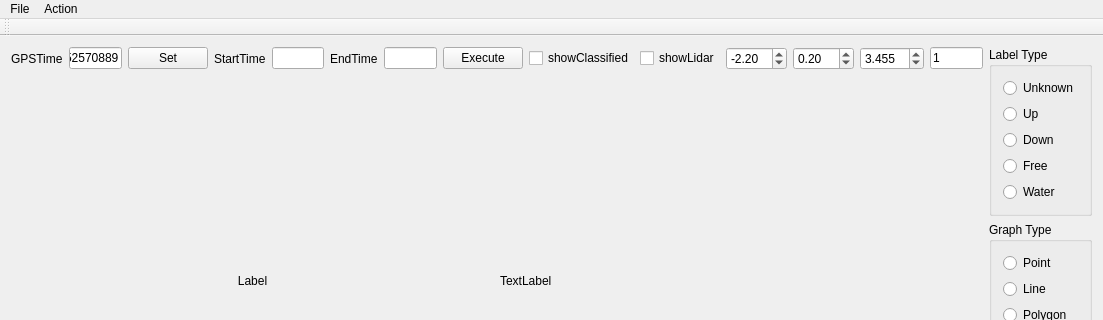
05F3759DF/LabelTool, file mainwindow.ui: the form before one commit; both pictures show x 0 to 1103 and y 0 to 320 of the 1103 by 519 pixel window.
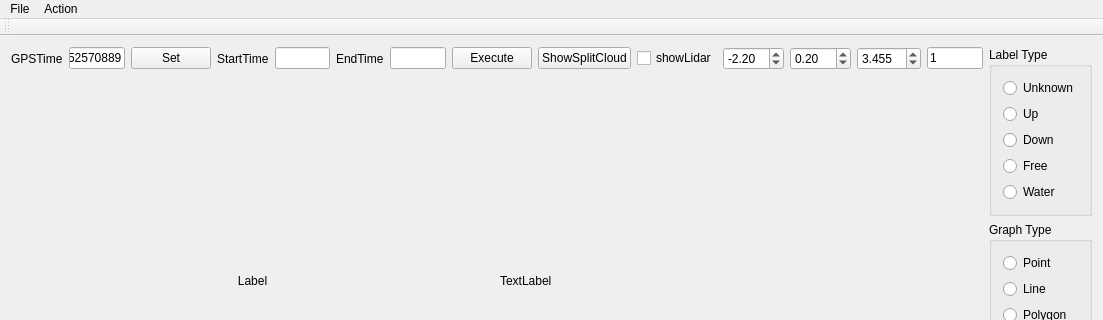
The form after the commit.

Diff of the .ui file:
```diff
--- a/mainwindow.ui
+++ b/mainwindow.ui
@@ -68,9 +68,9 @@
          </widget>
         </item>
         <item>
-         <widget class="QCheckBox" name="checkBox_showClassified">
+         <widget class="QPushButton" name="pushButton_showSplitCloud">
           <property name="text">
-           <string>showClassified</string>
+           <string>ShowSplitCloud</string>
           </property>
          </widget>
         </item>
```
